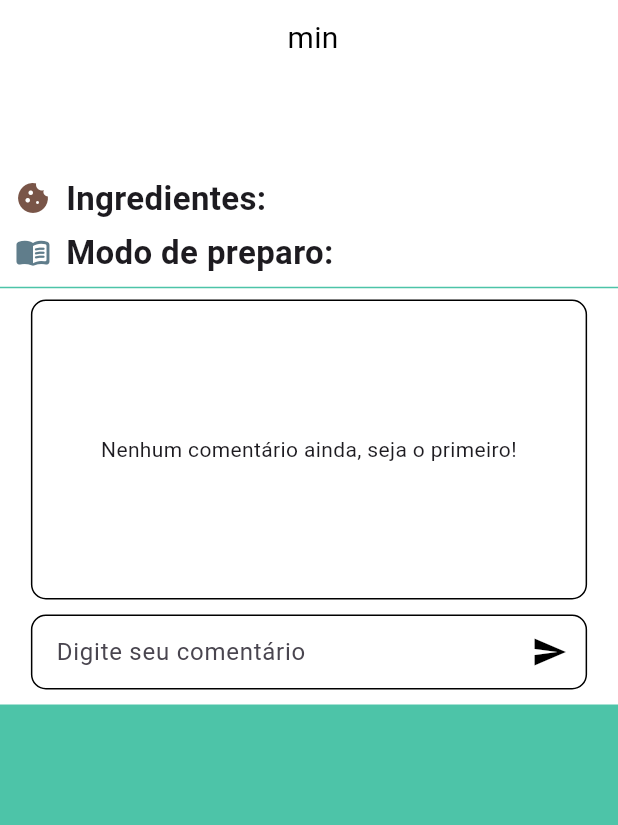
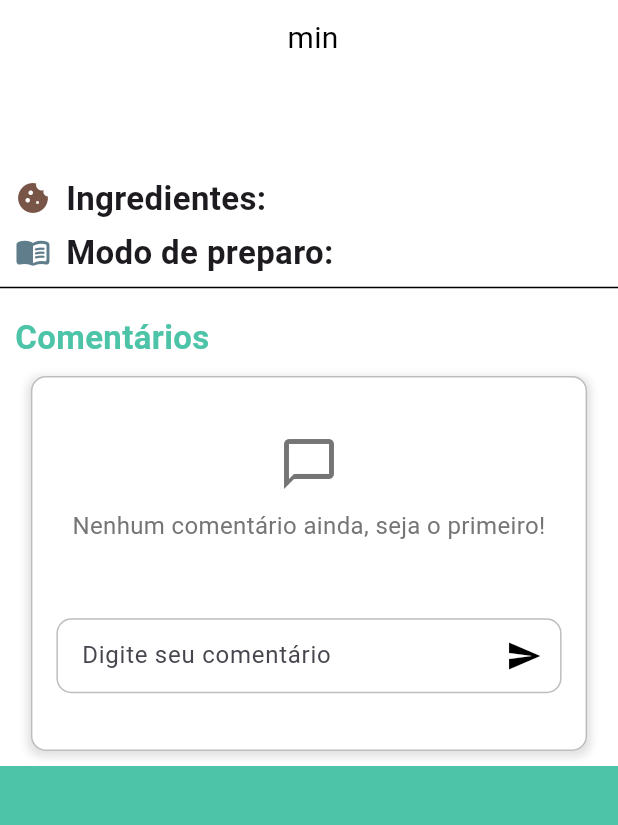
Before and after one commit to MateusFelS/receitas, a Flutter app: the Details screen opened directly with empty values, on a phone screen of 412 x 824 dp, the part 398-1223 px from its top. Run offline on Flutter 3.47's test engine with Material 3 defaults, Android fonts, the phone set to English and light mode, and no system bars; our stand-ins replace cloud_firestore, firebase_auth, firebase_core; accounts and stored records are empty.

Commit message:
Arrumando design

```diff
--- a/veggie_delight/lib/pages/adicionar_receitas.dart
+++ b/veggie_delight/lib/pages/adicionar_receitas.dart
@@ -161,7 +161,6 @@ class _AdicionarReceitaState extends State<AdicionarReceita> {
                   controller: _ingredientesController,
                   decoration: InputDecoration(
                     labelText: 'Ingredientes',
-                    labelStyle: TextStyle(fontSize: 14),
                   ),
                   keyboardType: TextInputType.multiline,
                   maxLines: null,
@@ -170,7 +169,6 @@ class _AdicionarReceitaState extends State<AdicionarReceita> {
                   controller: _modoPreparoController,
                   decoration: InputDecoration(
                     labelText: "Modo de preparo",
-                    labelStyle: TextStyle(fontSize: 14),
                   ),
                   keyboardType: TextInputType.multiline,
                   maxLines: null,
--- a/veggie_delight/lib/pages/details.dart
+++ b/veggie_delight/lib/pages/details.dart
@@ -224,29 +224,69 @@ class _DetailsState extends State<Details> {
                         ],
                       ),
                       Divider(
+                        color: Colors.black,
+                      ),
+                      Row(
+                        mainAxisAlignment: MainAxisAlignment.start,
+                        children: [
+                          Padding(
+                            padding: const EdgeInsets.all(10),
+                            child: Text(
+                              'Comentários',
+                              style: TextStyle(
+                                fontSize: 22,
+                                fontWeight: FontWeight.bold,
                                 color: Color.fromARGB(255, 77, 196, 168),
                               ),
+                            ),
+                          ),
+                        ],
+                      ),
                       Container(
-                        height: 200,
+                        height: 250,
                         width: MediaQuery.of(context).size.width * 0.9,
                         padding: EdgeInsets.all(16),
                         decoration: BoxDecoration(
-                          border: Border.all(color: Colors.black),
+                          border: Border.all(
+                              color: Colors
+                                  .grey[400]!), // Alterando a cor da borda
                           borderRadius: BorderRadius.circular(10),
+                          boxShadow: [
+                            BoxShadow(
+                              color: Colors.grey.withOpacity(
+                                  0.3), // Adicionando uma sombra suave
+                              spreadRadius: 2,
+                              blurRadius: 4,
+                              offset: Offset(0, 2), // Deslocamento da sombra
                             ),
-                        child: Center(
-                          child: Text(
+                          ],
+                          color: Colors
+                              .white, // Alterando a cor de fundo para branco
+                        ),
+                        child: Column(
+                          mainAxisAlignment: MainAxisAlignment.center,
+                          children: [
+                            Icon(
+                              Icons
+                                  .chat_bubble_outline, // Adicionando um ícone de comentário
+                              size: 40,
+                              color: Colors.grey[600],
+                            ),
+                            SizedBox(height: 10),
+                            Text(
                               'Nenhum comentário ainda, seja o primeiro!',
                               textAlign: TextAlign.center,
+                              style: TextStyle(
+                                fontSize: 16,
+                                color: Colors.grey[600],
                               ),
                             ),
-                      ),
-                      SizedBox(height: 10),
+                            SizedBox(height: 50),
                             Container(
                               width: MediaQuery.of(context).size.width * 0.9,
                               decoration: BoxDecoration(
                                 color: Colors.white,
-                          border: Border.all(color: Colors.black),
+                                border: Border.all(color: Colors.black26),
                                 borderRadius: BorderRadius.circular(10),
                               ),
                               child: Row(
@@ -256,16 +296,17 @@ class _DetailsState extends State<Details> {
                                       decoration: InputDecoration(
                                         hintText: 'Digite seu comentário',
                                         border: InputBorder.none,
-                                  contentPadding:
-                                      EdgeInsets.symmetric(horizontal: 16),
+                                        contentPadding: EdgeInsets.symmetric(
+                                            horizontal: 16),
                                       ),
                                     ),
                                   ),
                                   IconButton(
-                              onPressed: () {
-                                // Lógica para enviar o comentário
-                              },
+                                    onPressed: () {},
                                     icon: Icon(Icons.send, color: Colors.black),
+                                  ),
+                                ],
+                              ),
                             ),
                           ],
                         ),
--- a/veggie_delight/lib/pages/sobre_nos.dart
+++ b/veggie_delight/lib/pages/sobre_nos.dart
@@ -89,9 +89,15 @@ class SobreNos extends StatelessWidget {
                             Icon(
                               Icons.tablet_android_rounded,
                               color: Color.fromARGB(255, 27, 156, 133),
+                              size: 14,
                             ),
                             Text(
                               'Cel: (14) 997692248',
+                              style: TextStyle(
+                                decoration: TextDecoration.underline,
+                                color: Colors.black,
+                                fontSize: 14,
+                              ),
                             ),
                           ],
                         ),
@@ -103,8 +109,16 @@ class SobreNos extends StatelessWidget {
                             Icon(
                               Icons.computer,
                               color: Color.fromARGB(255, 27, 156, 133),
+                              size: 14,
                             ),
-                            Text('GitHub: MateusFels')
+                            Text(
+                              'GitHub: MateusFels',
+                              style: TextStyle(
+                                decoration: TextDecoration.underline,
+                                color: Colors.black,
+                                fontSize: 14,
+                              ),
+                            ),
                           ],
                         ),
                         onPressed: () =>
```
Lines whose indentation alone changed are shown as unchanged.
